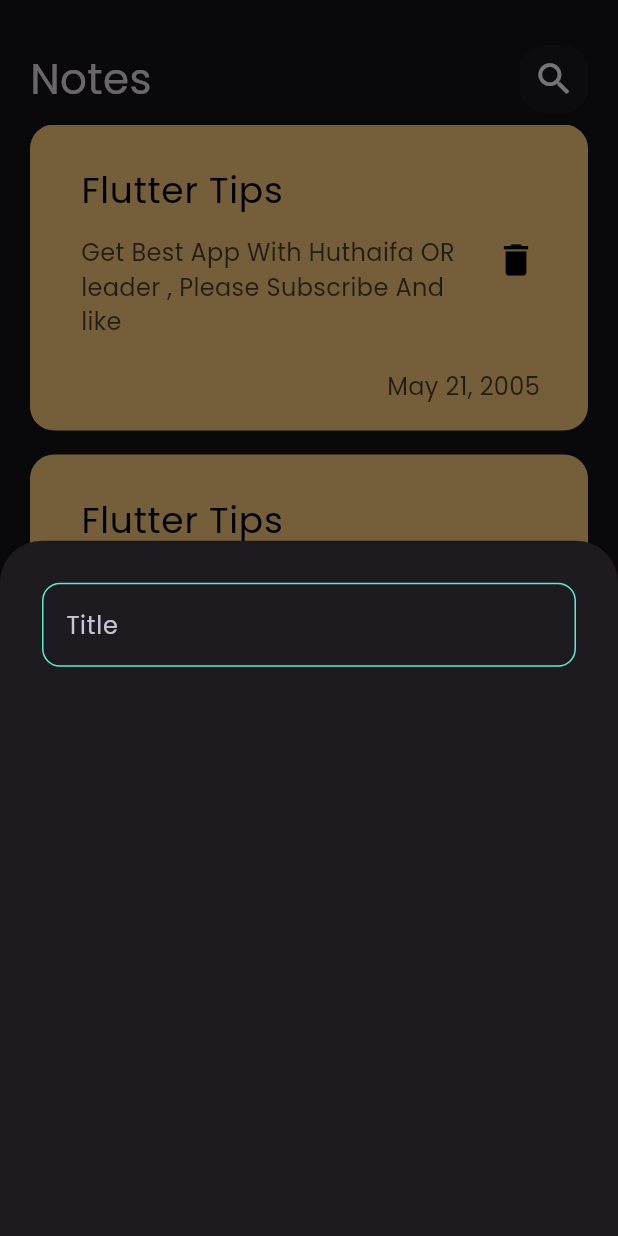
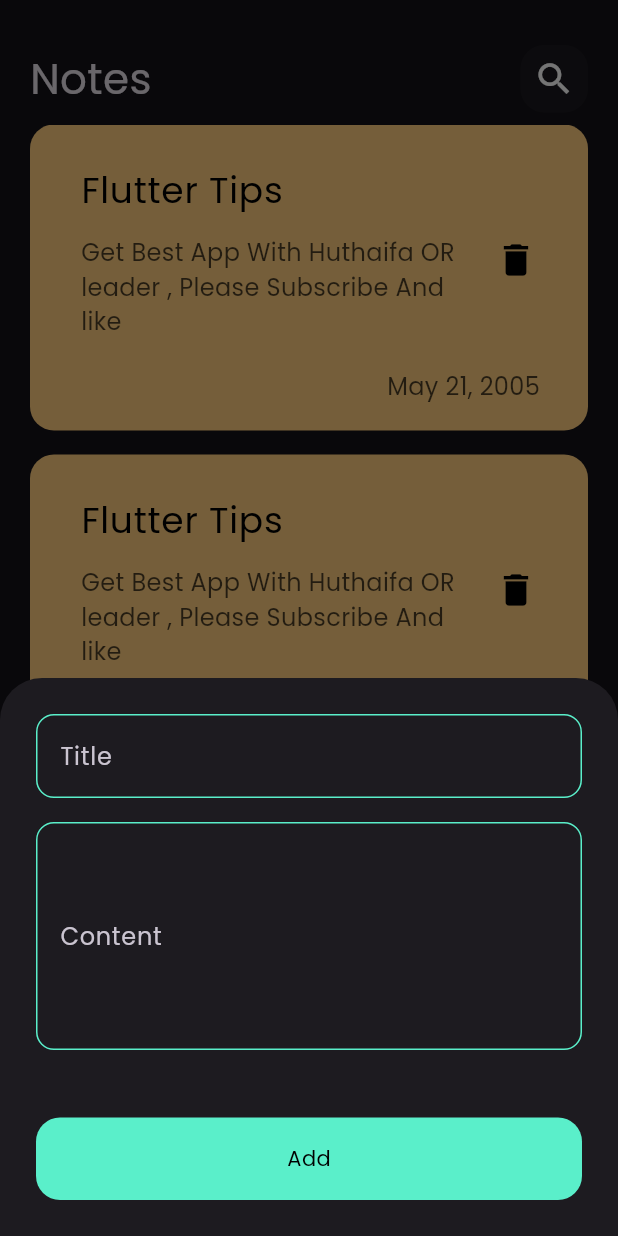
Before and after one commit to itzHTH/Notes_app, a Flutter app: the screen it shows after launch, after a tap on the "add" icon, on a phone screen of 412 x 824 dp. Run offline on Flutter 3.47's test engine with Material 3 defaults, Android fonts, the phone set to English and light mode, and no system bars.

Commit message:
Refactor BottomSheetBody and CustomTextFiled widgets
- Updated `BottomSheetBody` to include a `SingleChildScrollView` and a `CustomButton` widget.
- Modified `CustomTextFiled` to use a `label` parameter instead of `hint` for better clarity.
- Enhanced the `CustomButton` widget with a fixed height, width, and a centered text.
- Added import for `constans.dart` to use `kPrimaryColor` in the `CustomButton` widget.
- Adjusted padding and spacing for better layout and user experience.

```diff
--- a/lib/widgets/bottom_sheet_body.dart
+++ b/lib/widgets/bottom_sheet_body.dart
@@ -1,4 +1,5 @@
 import 'package:flutter/material.dart';
+import 'package:notes_app/constans.dart';
 import 'package:notes_app/widgets/custom_text_filed.dart';
 
 class BottomSheetBody extends StatelessWidget {
@@ -6,15 +7,49 @@ class BottomSheetBody extends StatelessWidget {
 
   @override
   Widget build(BuildContext context) {
-    return Container(
-      margin: const EdgeInsets.all(28),
-      child: const Column(
-        children: [
-          CustomTextFiled(
-            hint: "Title",
-          ),
-        ],
+    return const Padding(
+      padding: EdgeInsets.all(24),
+      child: SingleChildScrollView(
+        child: Column(
+          children: [
+            CustomTextFiled(
+              label: "Title",
+            ),
+            SizedBox(
+              height: 16,
+            ),
+            CustomTextFiled(
+              label: "Content",
+              maxLine: 5,
+            ),
+            SizedBox(
+              height: 45,
+            ),
+            CustomButton(),
+          ],
+        ),
       ),
     );
   }
 }
+
+class CustomButton extends StatelessWidget {
+  const CustomButton({super.key});
+
+  @override
+  Widget build(BuildContext context) {
+    return Container(
+      height: 55,
+      width: MediaQuery.sizeOf(context).width,
+      decoration: BoxDecoration(
+        color: kPrimaryColor,
+        borderRadius: BorderRadius.circular(16),
+      ),
+      child: const Center(
+          child: Text(
+        "Add",
+        style: TextStyle(color: Colors.black),
+      )),
+    );
+  }
+}
--- a/lib/widgets/custom_text_filed.dart
+++ b/lib/widgets/custom_text_filed.dart
@@ -2,9 +2,9 @@ import 'package:flutter/material.dart';
 import 'package:notes_app/constans.dart';
 
 class CustomTextFiled extends StatelessWidget {
-  const CustomTextFiled({super.key, required this.hint, this.maxLine = 1});
+  const CustomTextFiled({super.key, this.maxLine = 1, required this.label});
 
-  final String hint;
+  final String label;
   final int maxLine;
   @override
   Widget build(BuildContext context) {
@@ -12,8 +12,7 @@ class CustomTextFiled extends StatelessWidget {
         cursorColor: kPrimaryColor,
         maxLines: maxLine,
         decoration: InputDecoration(
-          hintText: hint,
-          label: Text(hint),
+          label: Text(label),
           focusedBorder: textFiledBorder(),
           enabledBorder: textFiledBorder(),
         ));
```
